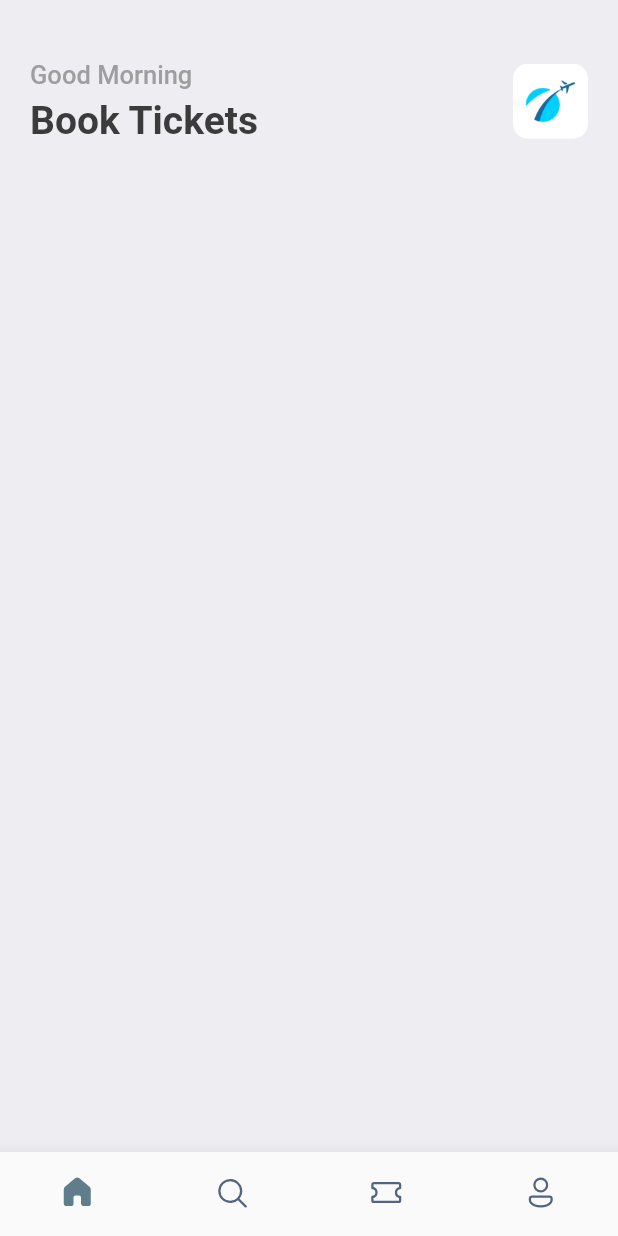
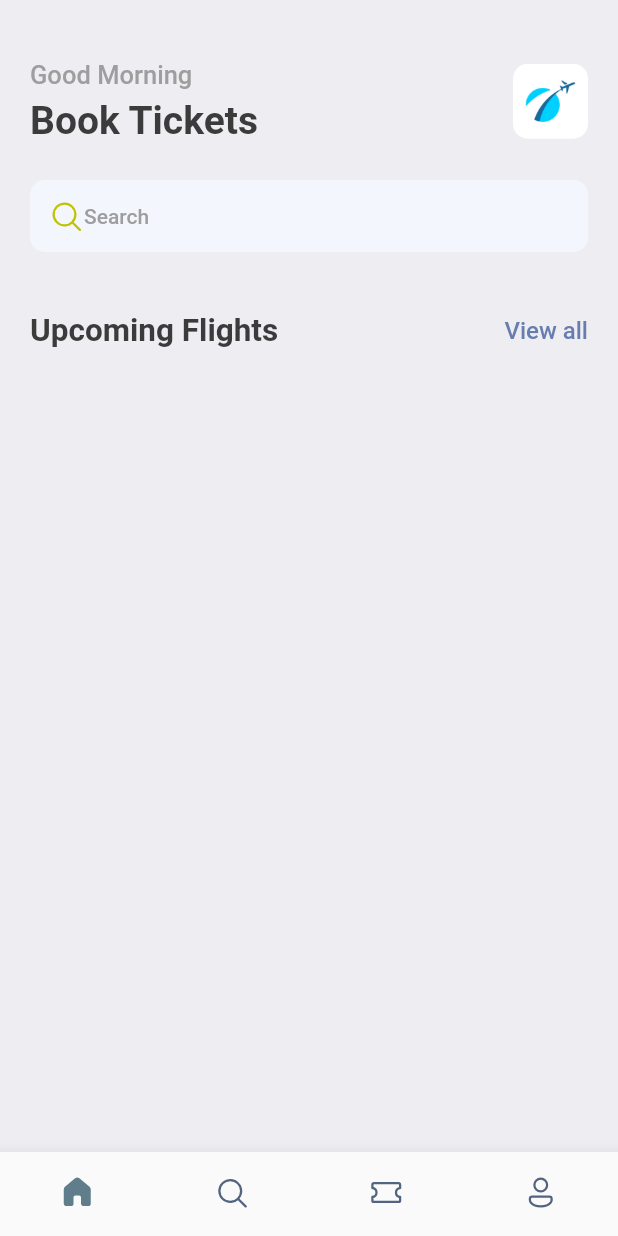
Before and after one commit to dpak1999/Flutter-ticket-booking-app, a Flutter app: the screen it shows after launch, on a phone screen of 412 x 824 dp. Run offline on Flutter 3.47's test engine with Material 2 defaults, Android fonts, the phone set to English and light mode, and no system bars; our stand-ins replace fluentui_icons, gap.

Commit message:
add : search & flights section

```diff
--- a/lib/screens/home_screen.dart
+++ b/lib/screens/home_screen.dart
@@ -1,3 +1,4 @@
+import 'package:fluentui_icons/fluentui_icons.dart';
 import 'package:flutter/material.dart';
 import 'package:gap/gap.dart';
 import 'package:ticket_booking_app/utils/app_styles.dart';
@@ -42,7 +43,46 @@ class HomeScreen extends StatelessWidget {
                                 fit: BoxFit.fitHeight,
                                 image: AssetImage("assets/images/img_1.png"))))
                   ],
-                )
+                ),
+                const Gap(25),
+                Container(
+                  decoration: BoxDecoration(
+                      borderRadius: BorderRadius.circular(10),
+                      color: const Color(0xFFF4F6FD)),
+                  padding:
+                      const EdgeInsets.symmetric(horizontal: 12, vertical: 12),
+                  child: Row(
+                    children: [
+                      const Icon(
+                        FluentSystemIcons.ic_fluent_search_regular,
+                        color: Color(0xFFBFC205),
+                      ),
+                      Text(
+                        "Search",
+                        style: Styles.headlineStyle4,
+                      )
+                    ],
+                  ),
+                ),
+                const Gap(40),
+                Row(
+                  mainAxisAlignment: MainAxisAlignment.spaceBetween,
+                  children: [
+                    Text(
+                      "Upcoming Flights",
+                      style: Styles.headlineStyle2,
+                    ),
+                    InkWell(
+                        onTap: () {
+                          print("You are tapped");
+                        },
+                        child: Text(
+                          "View all",
+                          style: Styles.textStyle
+                              .copyWith(color: Styles.primaryColor),
+                        )),
+                  ],
+                ),
               ],
             ),
           )
--- a/lib/utils/app_styles.dart
+++ b/lib/utils/app_styles.dart
@@ -3,7 +3,7 @@ import 'package:flutter/material.dart';
 Color primary = const Color(0xFF687daf);
 
 class Styles {
-  static Color primaryColor = primaryColor;
+  static Color primaryColor = primary;
   static Color textColor = const Color(0xFF3b3b3b);
   static Color bgColor = const Color(0xFFeeedf2);
   static Color orangeColor = const Color(0xFF526799);
```
